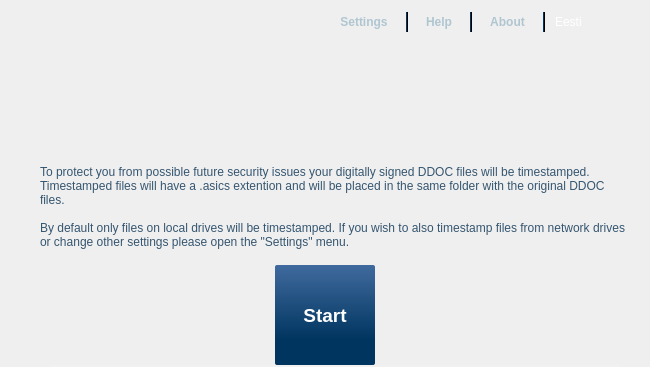
The window that poc/MainWindow.ui (open-eid/TeRa) describes before a commit, drawn with Qt 5; both pictures show x 0 to 650 and y 0 to 367 of the 650 by 552 pixel window.
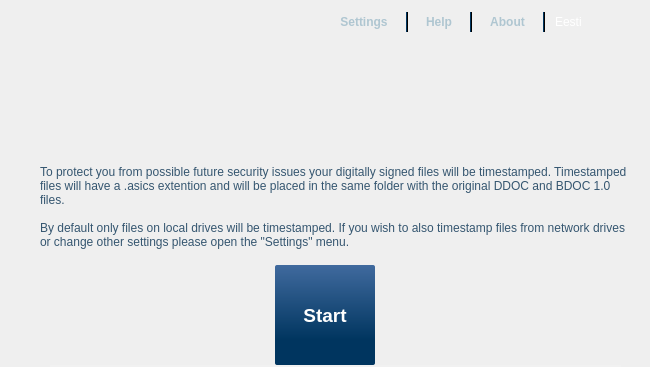
The same window after the commit. Icons and pictures are not drawn. Custom widgets are drawn as their Qt base class.

```diff
--- a/poc/MainWindow.ui
+++ b/poc/MainWindow.ui
@@ -482,7 +482,7 @@
                 <item row="2" column="0">
                  <widget class="QLabel" name="label_2">
                   <property name="text">
-                   <string>To protect you from possible future security issues your digitally signed DDOC files will be timestamped. Timestamped files will have a .asics extention and will be placed in the same folder with the original DDOC files.
+                   <string>To protect you from possible future security issues your digitally signed files will be timestamped. Timestamped files will have a .asics extention and will be placed in the same folder with the original DDOC and BDOC 1.0 files.
 
 By default only files on local drives will be timestamped. If you wish to also timestamp files from network drives or change other settings please open the &quot;Settings&quot; menu.</string>
                   </property>
```
